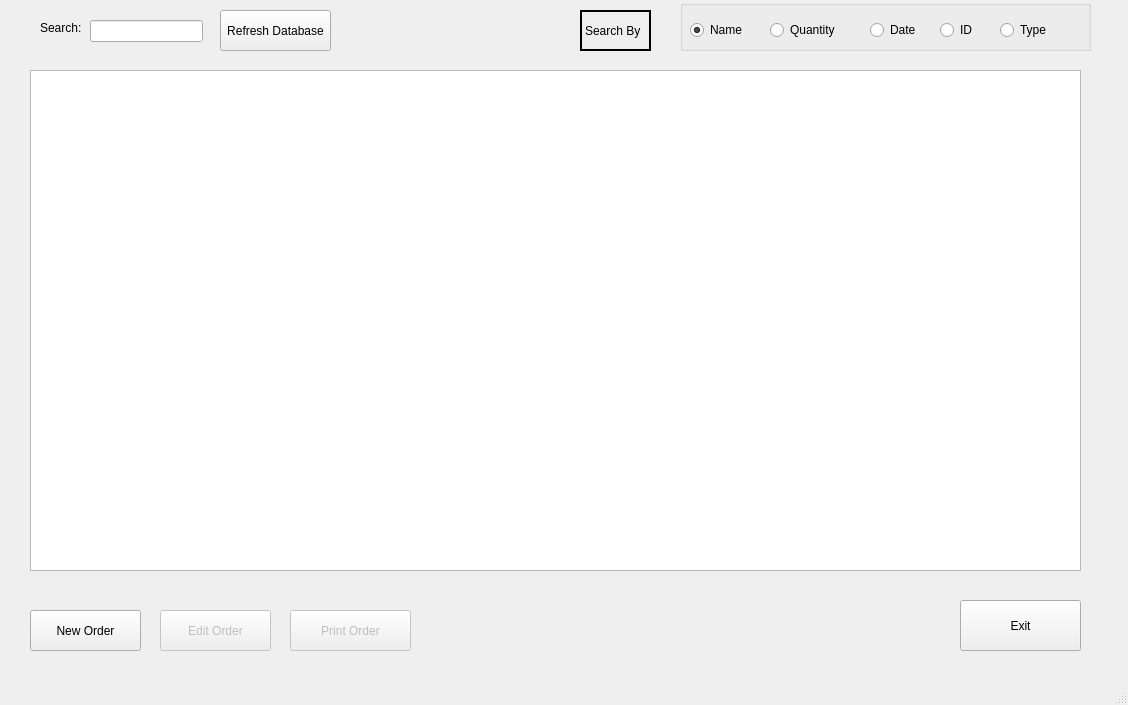
Before: the Qt Designer form mainwindow.ui in Jballestero1996/SpeedReader, drawn with Qt 5.
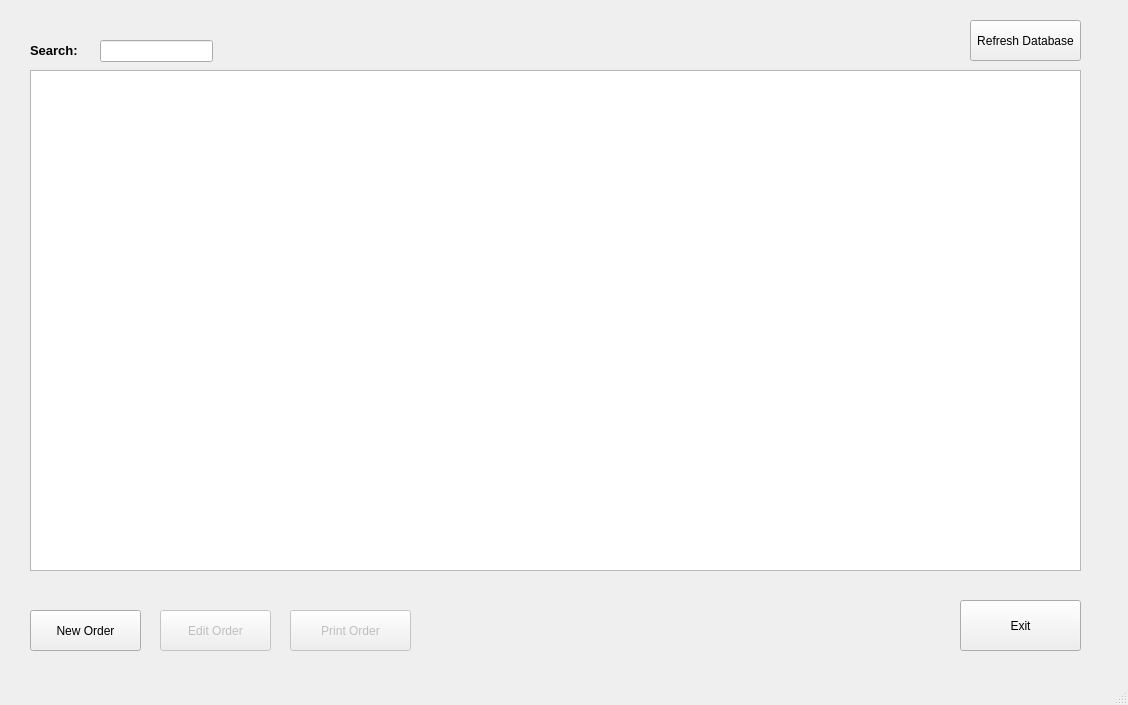
After: the same form once the commit is applied.

Commit message: Cleaned a bit of the code and began working on printing option, approaching MVP but the desired printing options might take some time

Patch:
```diff
--- a/mainwindow.ui
+++ b/mainwindow.ui
@@ -77,12 +77,19 @@
    <widget class="QLabel" name="LBsearch">
     <property name="geometry">
      <rect>
-      <x>40</x>
-      <y>20</y>
-      <width>61</width>
-      <height>16</height>
+      <x>30</x>
+      <y>40</y>
+      <width>81</width>
+      <height>21</height>
      </rect>
     </property>
+    <property name="font">
+     <font>
+      <pointsize>10</pointsize>
+      <weight>75</weight>
+      <bold>true</bold>
+     </font>
+    </property>
     <property name="text">
      <string>Search:</string>
     </property>
@@ -90,8 +97,8 @@
    <widget class="QLineEdit" name="LEsearch">
     <property name="geometry">
      <rect>
-      <x>90</x>
-      <y>20</y>
+      <x>100</x>
+      <y>40</y>
       <width>113</width>
       <height>22</height>
      </rect>
@@ -100,103 +107,6 @@
      <string/>
     </property>
    </widget>
-   <widget class="QLabel" name="LBsearchBy">
-    <property name="geometry">
-     <rect>
-      <x>580</x>
-      <y>10</y>
-      <width>71</width>
-      <height>41</height>
-     </rect>
-    </property>
-    <property name="frameShape">
-     <enum>QFrame::WinPanel</enum>
-    </property>
-    <property name="text">
-     <string>Search By</string>
-    </property>
-   </widget>
-   <widget class="QGroupBox" name="GBsearchOptions">
-    <property name="geometry">
-     <rect>
-      <x>680</x>
-      <y>0</y>
-      <width>411</width>
-      <height>51</height>
-     </rect>
-    </property>
-    <property name="title">
-     <string/>
-    </property>
-    <widget class="QRadioButton" name="RBsearchName">
-     <property name="geometry">
-      <rect>
-       <x>10</x>
-       <y>20</y>
-       <width>97</width>
-       <height>20</height>
-      </rect>
-     </property>
-     <property name="text">
-      <string>Name</string>
-     </property>
-     <property name="checked">
-      <bool>true</bool>
-     </property>
-    </widget>
-    <widget class="QRadioButton" name="RBsearchQuantity">
-     <property name="geometry">
-      <rect>
-       <x>90</x>
-       <y>20</y>
-       <width>97</width>
-       <height>20</height>
-      </rect>
-     </property>
-     <property name="text">
-      <string>Quantity</string>
-     </property>
-    </widget>
-    <widget class="QRadioButton" name="RBsearchDate">
-     <property name="geometry">
-      <rect>
-       <x>190</x>
-       <y>20</y>
-       <width>97</width>
-       <height>20</height>
-      </rect>
-     </property>
-     <property name="text">
-      <string>Date</string>
-     </property>
-    </widget>
-    <widget class="QRadioButton" name="RBsearchID">
-     <property name="geometry">
-      <rect>
-       <x>260</x>
-       <y>20</y>
-       <width>97</width>
-       <height>20</height>
-      </rect>
-     </property>
-     <property name="text">
-      <string>ID</string>
-     </property>
-    </widget>
-    <widget class="QRadioButton" name="RBsearchType">
-     <property name="geometry">
-      <rect>
-       <x>320</x>
-       <y>20</y>
-       <width>97</width>
-       <height>20</height>
-      </rect>
-     </property>
-     <property name="text">
-      <string>Type</string>
-     </property>
-    </widget>
-   </widget>
    <widget class="QPushButton" name="PBexit">
     <property name="geometry">
      <rect>
@@ -241,8 +151,8 @@
    <widget class="QPushButton" name="PBRefresh">
     <property name="geometry">
      <rect>
-      <x>220</x>
-      <y>10</y>
+      <x>970</x>
+      <y>20</y>
       <width>111</width>
       <height>41</height>
      </rect>
```
The commit also changes 7 other files.
